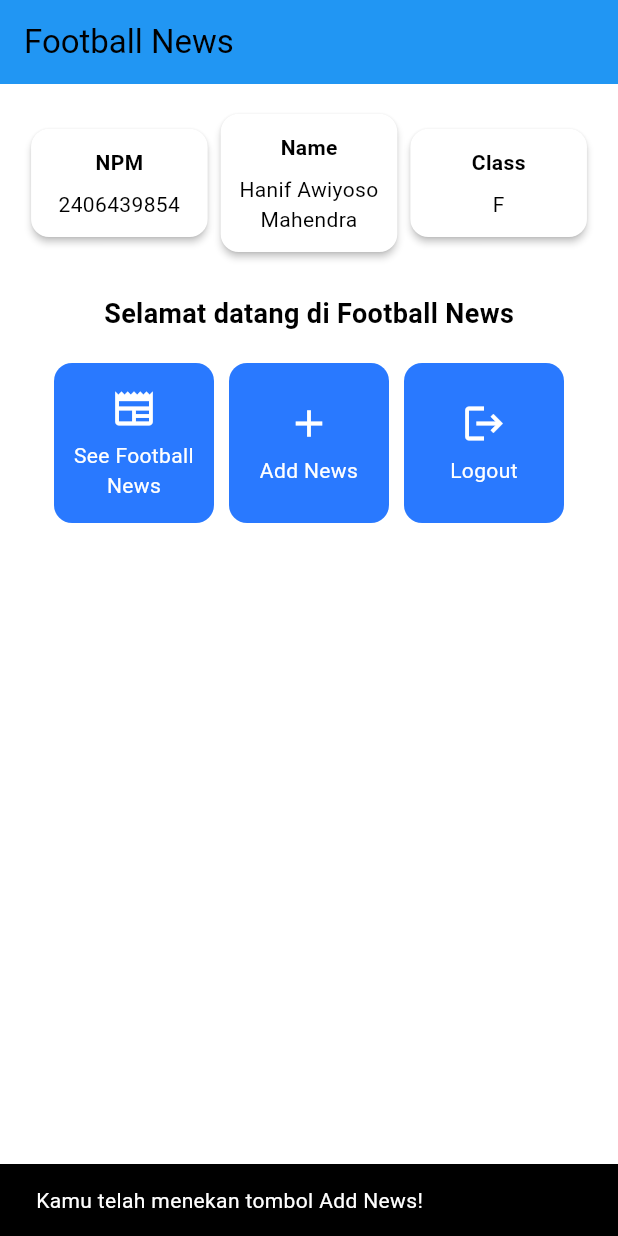
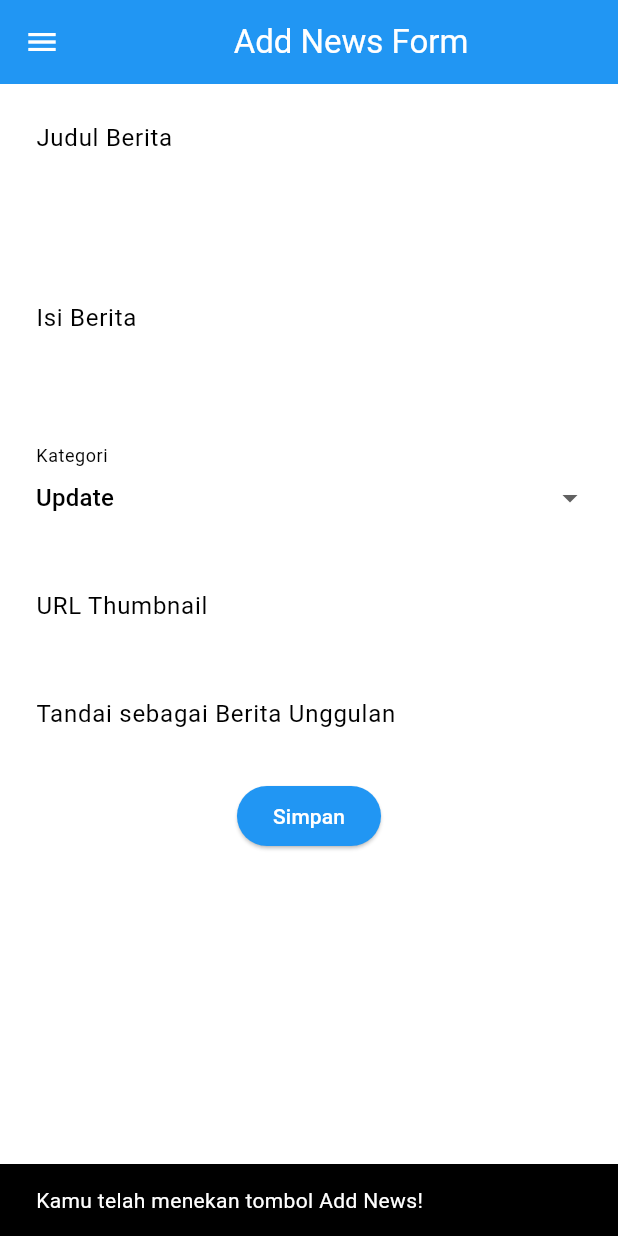
Before and after one commit to HanifMahendra/football-news-mobile, a Flutter app: the screen it shows after launch, after a tap on "Add News", on a phone screen of 412 x 824 dp. Run offline on Flutter 3.47's test engine with Material 3 defaults, Android fonts, the phone set to English and light mode, and no system bars.

Commit message:
Tutorial 7 selesai

```diff
--- a/lib/main.dart
+++ b/lib/main.dart
@@ -1,5 +1,5 @@
 import 'package:flutter/material.dart';
-import 'package:football_news/menu.dart';
+import 'package:football_news/screens/menu.dart';
 
 void main() {
   runApp(const MyApp());
--- a/lib/menu.dart
+++ b/lib/screens/menu.dart
@@ -1,4 +1,6 @@
 import 'package:flutter/material.dart';
+import 'package:football_news/widgets/left_drawer.dart';
+import 'package:football_news/widgets/news_card.dart';
 
 class MyHomePage extends StatelessWidget {
   const MyHomePage({super.key});
@@ -17,9 +19,16 @@ class MyHomePage extends StatelessWidget {
   Widget build(BuildContext context) {
     return Scaffold(
       appBar: AppBar(
-        title: const Text('Football News'),
+        title: const Text(
+          'Football News',
+          style: TextStyle(
+            color: Colors.white,
+            fontWeight: FontWeight.bold,
+          ),
+        ),
         backgroundColor: Theme.of(context).colorScheme.primary,
       ),
+      drawer: const LeftDrawer(),
       body: Padding(
         padding: const EdgeInsets.all(16.0),
         child: Column(
@@ -81,48 +90,3 @@ class InfoCard extends StatelessWidget {
     );
   }
 }
-
-class ItemHomepage {
-  final String name;
-  final IconData icon;
-  const ItemHomepage(this.name, this.icon);
-}
-
-class ItemCard extends StatelessWidget {
-  final ItemHomepage item;
-  const ItemCard(this.item, {super.key});
-
-  @override
-  Widget build(BuildContext context) {
-    return Material(
-      color: Theme.of(context).colorScheme.secondary,
-      shape: RoundedRectangleBorder(borderRadius: BorderRadius.circular(12)),
-      child: InkWell(
-        borderRadius: BorderRadius.circular(12),
-        onTap: () {
-          ScaffoldMessenger.of(context)
-            ..hideCurrentSnackBar()
-            ..showSnackBar(
-              SnackBar(content: Text("Kamu telah menekan tombol ${item.name}!")),
-            );
-        },
-        child: Container(
-          padding: const EdgeInsets.all(8),
-          child: Center(
-            child: Column(
-              mainAxisSize: MainAxisSize.min,
-              mainAxisAlignment: MainAxisAlignment.center,
-              children: [
-                Icon(item.icon, color: Colors.white, size: 30.0),
-                const SizedBox(height: 6),
-                Text(item.name,
-                    textAlign: TextAlign.center,
-                    style: const TextStyle(color: Colors.white)),
-              ],
-            ),
-          ),
-        ),
-      ),
-    );
-  }
-}
--- /dev/null
+++ b/lib/screens/newslist_form.dart
@@ -0,0 +1,216 @@
+import 'package:flutter/material.dart';
+import 'package:football_news/widgets/left_drawer.dart';
+
+class NewsFormPage extends StatefulWidget {
+  const NewsFormPage({super.key});
+
+  @override
+  State<NewsFormPage> createState() => _NewsFormPageState();
+}
+
+class _NewsFormPageState extends State<NewsFormPage> {
+  final _formKey = GlobalKey<FormState>();
+  String _title = "";
+  String _content = "";
+  String _category = "update"; // default
+  String _thumbnail = "";
+  bool _isFeatured = false; // default
+
+  final List<String> _categories = [
+    'transfer',
+    'update',
+    'exclusive',
+    'match',
+    'rumor',
+    'analysis',
+  ];
+
+  @override
+  Widget build(BuildContext context) {
+    return Scaffold(
+      appBar: AppBar(
+        title: const Center(
+          child: Text(
+            'Add News Form',
+          ),
+        ),
+        backgroundColor: Theme.of(context).colorScheme.primary,
+        foregroundColor: Colors.white,
+      ),
+      drawer: const LeftDrawer(),
+      body: Form(
+        key: _formKey,
+        child: SingleChildScrollView(
+          child: Column(
+            crossAxisAlignment: CrossAxisAlignment.start,
+            children: [
+              // === Title ===
+              Padding(
+                padding: const EdgeInsets.all(8.0),
+                child: TextFormField(
+                  decoration: InputDecoration(
+                    hintText: "Judul Berita",
+                    labelText: "Judul Berita",
+                    border: OutlineInputBorder(
+                      borderRadius: BorderRadius.circular(5.0),
+                    ),
+                  ),
+                  onChanged: (String? value) {
+                    setState(() {
+                      _title = value!;
+                    });
+                  },
+                  validator: (String? value) {
+                    if (value == null || value.isEmpty) {
+                      return "Judul tidak boleh kosong!";
+                    }
+                    return null;
+                  },
+                ),
+              ),
+
+              // === Content ===
+              Padding(
+                padding: const EdgeInsets.all(8.0),
+                child: TextFormField(
+                  maxLines: 5,
+                  decoration: InputDecoration(
+                    hintText: "Isi Berita",
+                    labelText: "Isi Berita",
+                    border: OutlineInputBorder(
+                      borderRadius: BorderRadius.circular(5.0),
+                    ),
+                  ),
+                  onChanged: (String? value) {
+                    setState(() {
+                      _content = value!;
+                    });
+                  },
+                  validator: (String? value) {
+                    if (value == null || value.isEmpty) {
+                      return "Isi berita tidak boleh kosong!";
+                    }
+                    return null;
+                  },
+                ),
+              ),
+
+              // === Category ===
+              Padding(
+                padding: const EdgeInsets.all(8.0),
+                child: DropdownButtonFormField<String>(
+                  decoration: InputDecoration(
+                    labelText: "Kategori",
+                    border: OutlineInputBorder(
+                      borderRadius: BorderRadius.circular(5.0),
+                    ),
+                  ),
+                  value: _category,
+                  items: _categories
+                      .map((cat) => DropdownMenuItem(
+                            value: cat,
+                            child: Text(cat[0].toUpperCase() + cat.substring(1)),
+                          ))
+                      .toList(),
+                  onChanged: (String? newValue) {
+                    setState(() {
+                      _category = newValue!;
+                    });
+                  },
+                ),
+              ),
+
+              // === Thumbnail URL ===
+              Padding(
+                padding: const EdgeInsets.all(8.0),
+                child: TextFormField(
+                  decoration: InputDecoration(
+                    hintText: "URL Thumbnail (opsional)",
+                    labelText: "URL Thumbnail",
+                    border: OutlineInputBorder(
+                      borderRadius: BorderRadius.circular(5.0),
+                    ),
+                  ),
+                  onChanged: (String? value) {
+                    setState(() {
+                      _thumbnail = value!;
+                    });
+                  },
+                ),
+              ),
+
+              // === Is Featured ===
+              Padding(
+                padding: const EdgeInsets.all(8.0),
+                child: SwitchListTile(
+                  title: const Text("Tandai sebagai Berita Unggulan"),
+                  value: _isFeatured,
+                  onChanged: (bool value) {
+                    setState(() {
+                      _isFeatured = value;
+                    });
+                  },
+                ),
+              ),
+
+              // === Tombol Simpan ===
+              Align(
+                alignment: Alignment.bottomCenter,
+                child: Padding(
+                  padding: const EdgeInsets.all(8.0),
+                  child: ElevatedButton(
+                    style: ButtonStyle(
+                      backgroundColor: WidgetStateProperty.all(
+                          Theme.of(context).colorScheme.primary),
+                    ),
+                    onPressed: () {
+                      if (_formKey.currentState!.validate()) {
+                        showDialog(
+                          context: context,
+                          builder: (context) {
+                            return AlertDialog(
+                              title: const Text('Berita berhasil tersimpan'),
+                              content: SingleChildScrollView(
+                                child: Column(
+                                  crossAxisAlignment: CrossAxisAlignment.start,
+                                  children: [
+                                    Text('Judul: $_title'),
+                                    Text('Isi: $_content'),
+                                    Text('Kategori: $_category'),
+                                    Text('Thumbnail: $_thumbnail'),
+                                    Text('Unggulan: ${_isFeatured ? "Ya" : "Tidak"}'),
+                                  ],
+                                ),
+                              ),
+                              actions: [
+                                TextButton(
+                                  child: const Text('OK'),
+                                  onPressed: () {
+                                    Navigator.pop(context);
+                                    _formKey.currentState!.reset();
+                                    setState(() {
+                                      _category = "update";
+                                      _isFeatured = false;
+                                    });
+                                  },
+                                ),
+                              ],
+                            );
+                          },
+                        );
+                      }
+                    },
+                    child: const Text(
+                      "Simpan",
+                      style: TextStyle(color: Colors.white),
+                    ),
+                  ),
+                ),
+              ),
+            ],
+          ),
+        ),
+      ),
+    );
+  }
+}
--- /dev/null
+++ b/lib/widgets/left_drawer.dart
@@ -0,0 +1,69 @@
+import 'package:flutter/material.dart';
+import 'package:football_news/screens/menu.dart';
+import 'package:football_news/screens/newslist_form.dart';
+
+class LeftDrawer extends StatelessWidget {
+  const LeftDrawer({super.key});
+
+  @override
+  Widget build(BuildContext context) {
+    return Drawer(
+      child: ListView(
+        children: [
+          const DrawerHeader(
+            decoration: BoxDecoration(
+              color: Colors.blue,
+            ),
+            child: Column(
+              children: [
+                Text(
+                  'Football News',
+                  textAlign: TextAlign.center,
+                  style: TextStyle(
+                    fontSize: 30,
+                    fontWeight: FontWeight.bold,
+                    color: Colors.white,
+                  ),
+                ),
+                Padding(padding: EdgeInsets.all(10)),
+                Text(
+                  "Seluruh berita sepak bola terkini di sini!",
+                  textAlign: TextAlign.center,
+                  style: TextStyle(
+                    fontSize: 15,
+                    color: Colors.white,
+                    fontWeight: FontWeight.normal,
+                  ),
+                ),
+              ],
+            ),
+          ),
+          ListTile(
+            leading: const Icon(Icons.home),
+            title: const Text('Home '),
+            onTap: () {
+              Navigator.pushReplacement(
+                context,
+                MaterialPageRoute(
+                  builder: (context) => const MyHomePage(),
+                ),
+              );
+            },
+          ),
+          ListTile(
+            leading: const Icon(Icons.post_add),
+            title: const Text('Add News '),
+            onTap: () {
+              Navigator.push(
+                context,
+                MaterialPageRoute(
+                  builder: (context) => const NewsFormPage(),
+                ),
+              );
+            },
+          ),
+        ],
+      ),
+    );
+  }
+}
--- /dev/null
+++ b/lib/widgets/news_card.dart
@@ -0,0 +1,58 @@
+import 'package:flutter/material.dart';
+import 'package:football_news/screens/newslist_form.dart';
+
+class ItemHomepage {
+  final String name;
+  final IconData icon;
+  const ItemHomepage(this.name, this.icon);
+}
+
+class ItemCard extends StatelessWidget {
+  final ItemHomepage item;
+  const ItemCard(this.item, {super.key});
+
+  @override
+  Widget build(BuildContext context) {
+    return Material(
+      color: Theme.of(context).colorScheme.secondary,
+      shape: RoundedRectangleBorder(borderRadius: BorderRadius.circular(12)),
+      child: InkWell(
+        borderRadius: BorderRadius.circular(12),
+        onTap: () {
+          // Memunculkan SnackBar ketika diklik
+          ScaffoldMessenger.of(context)
+            ..hideCurrentSnackBar()
+            ..showSnackBar(
+              SnackBar(content: Text("Kamu telah menekan tombol ${item.name}!")),
+            );
+
+          // Navigate ke route yang sesuai (tergantung jenis tombol)
+          if (item.name == "Add News") {
+            Navigator.push(
+              context,
+              MaterialPageRoute(
+                builder: (context) => const NewsFormPage(),
+              ),
+            );
+          }
+        },
+        child: Container(
+          padding: const EdgeInsets.all(8),
+          child: Center(
+            child: Column(
+              mainAxisSize: MainAxisSize.min,
+              mainAxisAlignment: MainAxisAlignment.center,
+              children: [
+                Icon(item.icon, color: Colors.white, size: 30.0),
+                const SizedBox(height: 6),
+                Text(item.name,
+                    textAlign: TextAlign.center,
+                    style: const TextStyle(color: Colors.white)),
+              ],
+            ),
+          ),
+        ),
+      ),
+    );
+  }
+}
```
